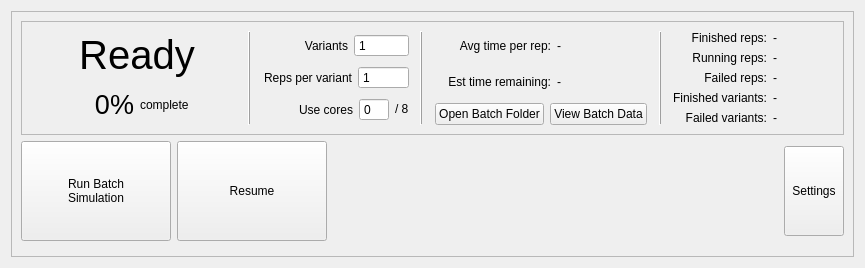
Before: the Qt Designer form origame/gui/sim/batch/ui_files/batch_simulation_control_status.ui in DND-DRDC-RDDC/OS_ORIGAME, drawn with Qt 5.
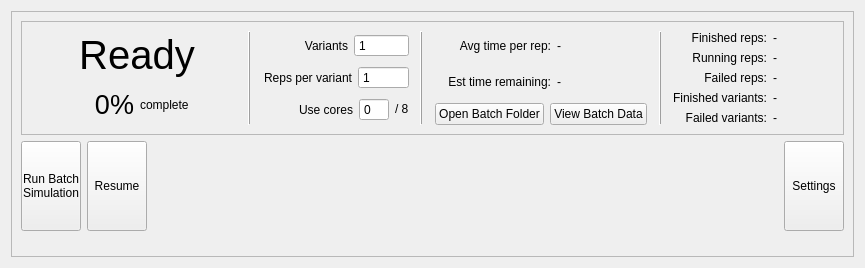
After: the same form once the commit is applied. Icons and pictures are not drawn.

Commit message: return buttons to their original sizes

```diff
--- a/origame/gui/sim/batch/ui_files/batch_simulation_control_status.ui
+++ b/origame/gui/sim/batch/ui_files/batch_simulation_control_status.ui
@@ -101,6 +101,12 @@
                     <verstretch>0</verstretch>
                    </sizepolicy>
                   </property>
+                  <property name="minimumSize">
+                   <size>
+                    <width>0</width>
+                    <height>33</height>
+                   </size>
+                  </property>
                   <property name="font">
                    <font>
                     <pointsize>20</pointsize>
@@ -122,6 +128,12 @@
                     <verstretch>0</verstretch>
                    </sizepolicy>
                   </property>
+                  <property name="minimumSize">
+                   <size>
+                    <width>0</width>
+                    <height>33</height>
+                   </size>
+                  </property>
                   <property name="text">
                    <string>complete</string>
                   </property>
@@ -727,14 +739,14 @@
           <widget class="QToolButton" name="run_abort_new_toolbutton">
            <property name="minimumSize">
             <size>
-             <width>150</width>
-             <height>100</height>
+             <width>60</width>
+             <height>90</height>
             </size>
            </property>
            <property name="maximumSize">
             <size>
-             <width>150</width>
-             <height>100</height>
+             <width>60</width>
+             <height>90</height>
             </size>
            </property>
            <property name="text">
@@ -760,14 +772,14 @@
           <widget class="QToolButton" name="play_pause_toolbutton">
            <property name="minimumSize">
             <size>
-             <width>150</width>
-             <height>100</height>
+             <width>60</width>
+             <height>90</height>
             </size>
            </property>
            <property name="maximumSize">
             <size>
-             <width>150</width>
-             <height>100</height>
+             <width>60</width>
+             <height>90</height>
             </size>
            </property>
            <property name="text">
```
The commit also changes 3 other files.
